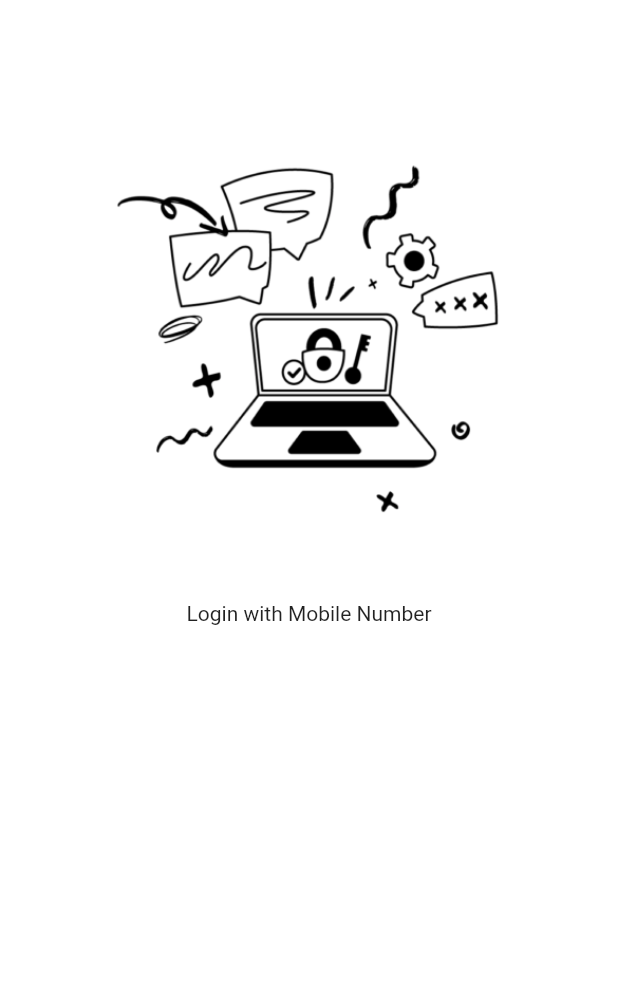
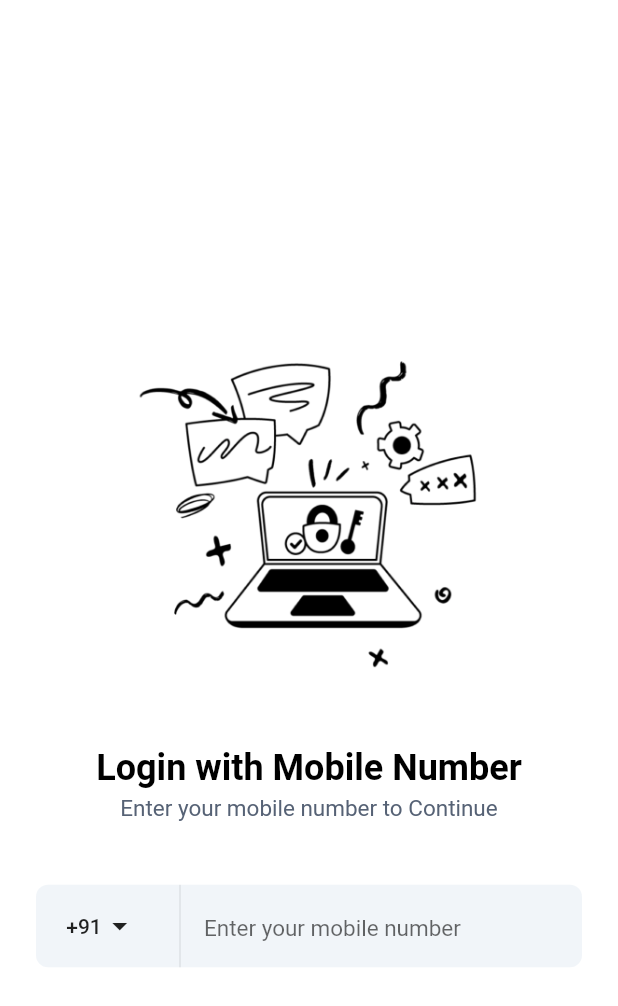
Before and after one commit to aninarafath6/arnhss, a Flutter app: the screen it shows after launch, after a tap on "Get Started", on a phone screen of 412 x 824 dp. Shown: the top 1006 px of the screen. Run offline on Flutter 3.47's test engine with Material 2 defaults, Android fonts, the phone set to English and light mode, and no system bars.

Commit message:
login ui short section

```diff
--- a/arnhss-app/lib/common/theme/text_theme.dart
+++ b/arnhss-app/lib/common/theme/text_theme.dart
@@ -10,4 +10,13 @@ class CustomTextTheme {
       fontWeight: FontWeight.bold,
     );
   }
+
+  static TextStyle paragraph() {
+    return const TextStyle(
+      color: CustomColors.texty,
+      fontSize: 15,
+      fontWeight: FontWeight.normal,
+      height: 1.5,
+    );
+  }
 }
--- a/arnhss-app/lib/common/theme/theme.dart
+++ b/arnhss-app/lib/common/theme/theme.dart
@@ -9,8 +9,8 @@ class Theming {
     return ThemeData(
       scaffoldBackgroundColor: CustomColors.white,
       textTheme: TextTheme(
-        headline1: CustomTextTheme.headLine(),
-      ),
+          headline1: CustomTextTheme.headLine(),
+          subtitle1: CustomTextTheme.paragraph()),
     );
   }
 }
--- /dev/null
+++ b/arnhss-app/lib/common/widgets/vertical_deivider.dart
@@ -0,0 +1,23 @@
+import 'package:flutter/material.dart';
+
+class VerticalDivider extends StatelessWidget {
+  const VerticalDivider({
+    Key? key,
+  }) : super(key: key);
+
+  @override
+  Widget build(BuildContext context) {
+    return Padding(
+      padding: const EdgeInsets.symmetric(vertical: 10.0),
+      child: Container(
+        width: 1,
+        height: 55,
+        decoration: BoxDecoration(
+          border: Border.all(
+            color: Colors.black38,
+          ),
+        ),
+      ),
+    );
+  }
+}
--- a/arnhss-app/lib/features/authentication/login/view/login.dart
+++ b/arnhss-app/lib/features/authentication/login/view/login.dart
@@ -1,3 +1,7 @@
+import 'package:arnhss/common/constants/color_constants.dart';
+import 'package:arnhss/features/authentication/login/view/widgets/action_section.dart';
+import 'package:arnhss/features/authentication/login/view/widgets/input_box.dart';
+import 'package:arnhss/utils/dimensions.dart';
 import 'package:flutter/material.dart';
 
 class LoginView extends StatelessWidget {
@@ -7,13 +11,28 @@ class LoginView extends StatelessWidget {
   @override
   Widget build(BuildContext context) {
     return Scaffold(
-      body: Column(
-        children: [
-          const Spacer(),
-          Image.asset("assets/images/pngs/login 1.png"),
-          const Text("Login with Mobile Number"),
-          const Spacer(flex: 10),
-        ],
+      body: SafeArea(
+        child: Padding(
+          padding: const EdgeInsets.all(24.0),
+          child: Column(
+            mainAxisAlignment: MainAxisAlignment.center,
+            children: [
+              // const Spacer(),
+              Image.asset("assets/images/pngs/login 1.png"),
+              Text(
+                "Login with Mobile Number",
+                style: Theme.of(context).textTheme.headline1,
+              ),
+              Text(
+                'Enter your mobile number to Continue',
+                style: Theme.of(context).textTheme.subtitle1,
+              ),
+              context.spacing(height: 5),
+              const ActionSection(),
+              // const Spacer(flex: 10),
+            ],
+          ),
+        ),
       ),
     );
   }
--- /dev/null
+++ b/arnhss-app/lib/features/authentication/login/view/widgets/action_section.dart
@@ -0,0 +1,22 @@
+import 'package:arnhss/features/authentication/login/view/widgets/custom_button.dart';
+import 'package:arnhss/utils/dimensions.dart';
+import 'package:flutter/material.dart';
+
+class ActionSection extends StatelessWidget {
+  const ActionSection({
+    Key? key,
+  }) : super(key: key);
+
+  @override
+  Widget build(BuildContext context) {
+    return Container(
+      padding: const EdgeInsets.symmetric(horizontal: 0),
+      width: context.getWidth(100),
+      height: 55,
+      decoration: BoxDecoration(
+          color: const Color(0xfff1f5f9),
+          borderRadius: BorderRadius.circular(8)),
+      child: const CustomInput(),
+    );
+  }
+}
--- /dev/null
+++ b/arnhss-app/lib/features/authentication/login/view/widgets/custom_button.dart
@@ -0,0 +1,33 @@
+import 'package:arnhss/features/authentication/login/view/widgets/input_box.dart';
+import 'package:flutter/material.dart';
+
+class CustomInput extends StatelessWidget {
+  const CustomInput({
+    Key? key,
+  }) : super(key: key);
+
+  @override
+  Widget build(BuildContext context) {
+    return Row(
+      children: [
+        MaterialButton(
+          height: 55,
+          onPressed: () {},
+          child: Row(
+            children: const [
+              Text(
+                "+91",
+                style: TextStyle(
+                  fontWeight: FontWeight.w500,
+                ),
+              ),
+              Icon(Icons.arrow_drop_down)
+            ],
+          ),
+        ),
+        const VerticalDivider(),
+        const InputBox(),
+      ],
+    );
+  }
+}
--- /dev/null
+++ b/arnhss-app/lib/features/authentication/login/view/widgets/input_box.dart
@@ -0,0 +1,27 @@
+import 'package:arnhss/common/constants/color_constants.dart';
+import 'package:flutter/material.dart';
+
+class InputBox extends StatelessWidget {
+  const InputBox({
+    Key? key,
+  }) : super(key: key);
+
+  @override
+  Widget build(BuildContext context) {
+    return Flexible(
+        child: Center(
+      child: Padding(
+        padding: const EdgeInsets.symmetric(horizontal: 8.0),
+        child: TextField(
+          keyboardType: TextInputType.number,
+          cursorColor: CustomColors.dark,
+          style: Theme.of(context).textTheme.subtitle1,
+          decoration: const InputDecoration(
+            border: InputBorder.none,
+            hintText: "Enter your mobile number",
+          ),
+        ),
+      ),
+    ));
+  }
+}
--- a/arnhss-app/lib/features/onboarding/views/content.dart
+++ b/arnhss-app/lib/features/onboarding/views/content.dart
@@ -1,4 +1,5 @@
 import 'package:arnhss/common/constants/color_constants.dart';
+import 'package:arnhss/common/theme/text_theme.dart';
 import 'package:arnhss/utils/dimensions.dart';
 import 'package:flutter/material.dart';
 
@@ -11,12 +12,7 @@ class Content extends StatelessWidget {
   Widget build(BuildContext context) {
     return Text(
       " An Interface to share the Creative Works and Others By Ar Nagar Hss Students and Teachers.  A Small Innovation By COMPUTER⚡SCIENCE \n2021-23.",
-      style: TextStyle(
-        color: CustomColors.texty,
-        fontSize: context.getHeight(1.7),
-        fontWeight: FontWeight.normal,
-        height: 1.5,
-      ),
+      style: CustomTextTheme.paragraph(),
       textAlign: TextAlign.center,
     );
   }
```
